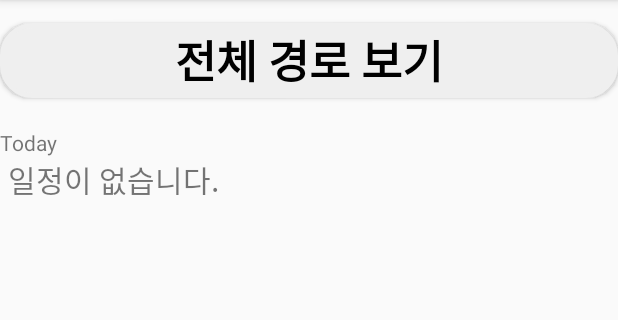
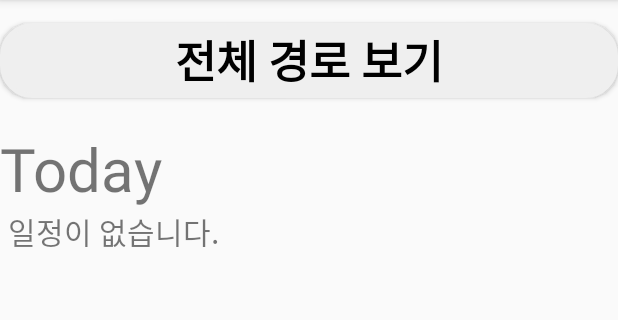
Before and after one commit to shyun7593/android, an Android app: the Routescreen screen opened directly, with no data from a screen before it, on a phone screen of 412 x 824 dp, the part 84-404 px from its top. Run offline under Robolectric (Android 15) with nearby library versions, the phone set to English and light mode, and no system bars; our stand-ins replace Room's generated code.

Commit message:
출발시간알림이 화면 출력

```diff
--- a/app/src/main/res/layout/activity_routescreen.xml
+++ b/app/src/main/res/layout/activity_routescreen.xml
@@ -7,6 +7,7 @@
     tools:context=".Routescreen">
 
     <TableLayout
+        android:shrinkColumns="0"
         android:layout_width="match_parent"
         android:layout_height="match_parent"
         android:orientation="vertical">
@@ -28,11 +29,12 @@
 
             <TextView
                 android:layout_height="match_parent"
-                android:text="Today" />
+                android:text="Today"
+                android:textSize="40dp" />
 
             <TextView
                 android:id="@+id/textView"
-                android:layout_width="0dp"
+                android:layout_width="match_parent"
                 android:layout_height="25dp"
                 android:layout_gravity="left"
                 android:gravity="left"
@@ -41,7 +43,7 @@
 
             <TextView
                 android:id="@+id/textView2"
-                android:layout_width="0dp"
+                android:layout_width="match_parent"
                 android:layout_height="25dp"
                 android:layout_gravity="left"
                 android:layout_marginLeft="5dp"
@@ -50,21 +52,36 @@
 
             <TextView
                 android:id="@+id/textView3"
-                android:layout_width="0dp"
+                android:layout_width="match_parent"
                 android:layout_height="25dp"
                 android:layout_gravity="left"
                 android:layout_marginLeft="5dp"
                 android:gravity="left"
-                android:textSize="20dp" />
-
+                android:textSize="20dp"
+                android:ellipsize="end"
+                android:maxLines="@integer/material_motion_duration_long_2"
+                />
+            <TextView
+                android:id="@+id/textView4"
+                android:layout_width="match_parent"
+                android:layout_height="25dp"
+                android:layout_gravity="right"
+                android:layout_marginLeft="200dp"
+                android:gravity="left"
+                android:textSize="20dp"
+                android:ellipsize="end"
+                android:maxLines="@integer/material_motion_duration_long_2"
+                />
             <Button
                 android:id="@+id/bu"
                 android:layout_width="15dp"
-                android:layout_height="15dp"
-                android:layout_marginLeft="200dp"
-                android:background="#00ff0000"
-                android:gravity="right"
-                android:text="🔻"
+                android:layout_height="20dp"
+                android:layout_marginLeft="10dp"
+                android:layout_marginRight="10dp"
+                android:layout_marginBottom="20dp"
+                android:background="#cccccc"
+                android:gravity="center"
+                android:text="상세경로 열기"
                 android:textColor="@color/black"
                 android:textColorLink="@color/black" />
 
```
Also changed, not shown: app/src/main/java/com/example/capstonedesign3/Extra.java (+46 -42 lines), app/src/main/java/com/example/capstonedesign3/JobService.java (+4 -3 lines), app/src/main/java/com/example/capstonedesign3/Routescreen.java (+64 -25 lines), app/src/main/res/drawable/edge.xml (added, +13 -0 lines), app/src/main/res/drawable/note_bg.png (added).
